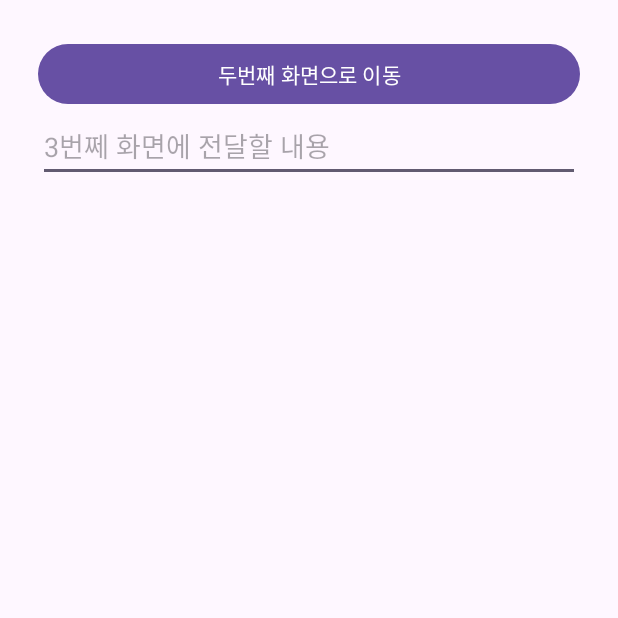
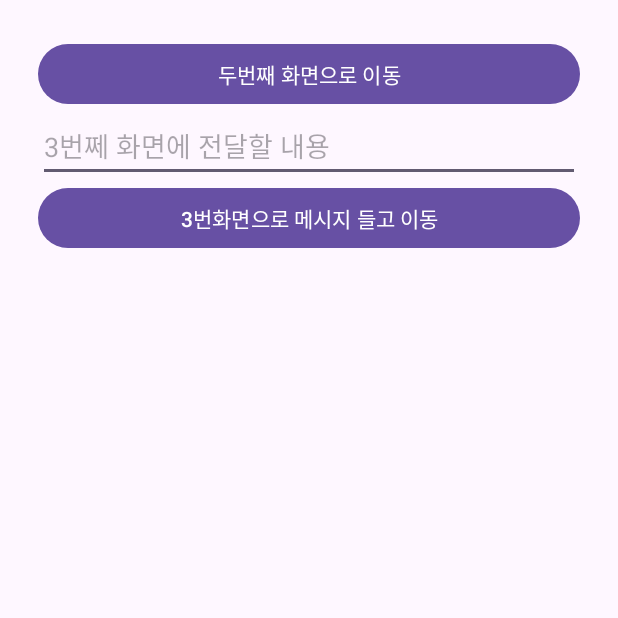
Before and after one commit to dntmdwls42/Activity_20231029, an Android app: the screen it shows after launch (MainActivity), on a phone screen of 412 x 824 dp, the top half of it. Run offline under Robolectric (Android 15) with nearby library versions, the phone set to English and light mode, and no system bars; our stand-ins replace data binding.

Commit message:
3번화면으로 이동할 때 = 입력된 문구 첨부만

```diff
--- a/app/src/main/res/layout/activity_main.xml
+++ b/app/src/main/res/layout/activity_main.xml
@@ -17,9 +17,15 @@
             android:id="@+id/btnSecond"/>
 
         <EditText
-            android:id="@+id/giveThirdMessage"
+            android:id="@+id/edtMessage"
             android:layout_width="match_parent"
             android:layout_height="wrap_content"
             android:hint="3번쩨 화면에 전달할 내용"/>
+
+        <Button
+            android:id="@+id/btnMoveToThird"
+            android:layout_width="match_parent"
+            android:layout_height="wrap_content"
+            android:text="3번화면으로 메시지 들고 이동"/>
     </LinearLayout>
 </layout>
```
Also changed, not shown: app/src/main/java/kr/ac/wku/activity_20231029/MainActivity.kt (+13 -0 lines).
